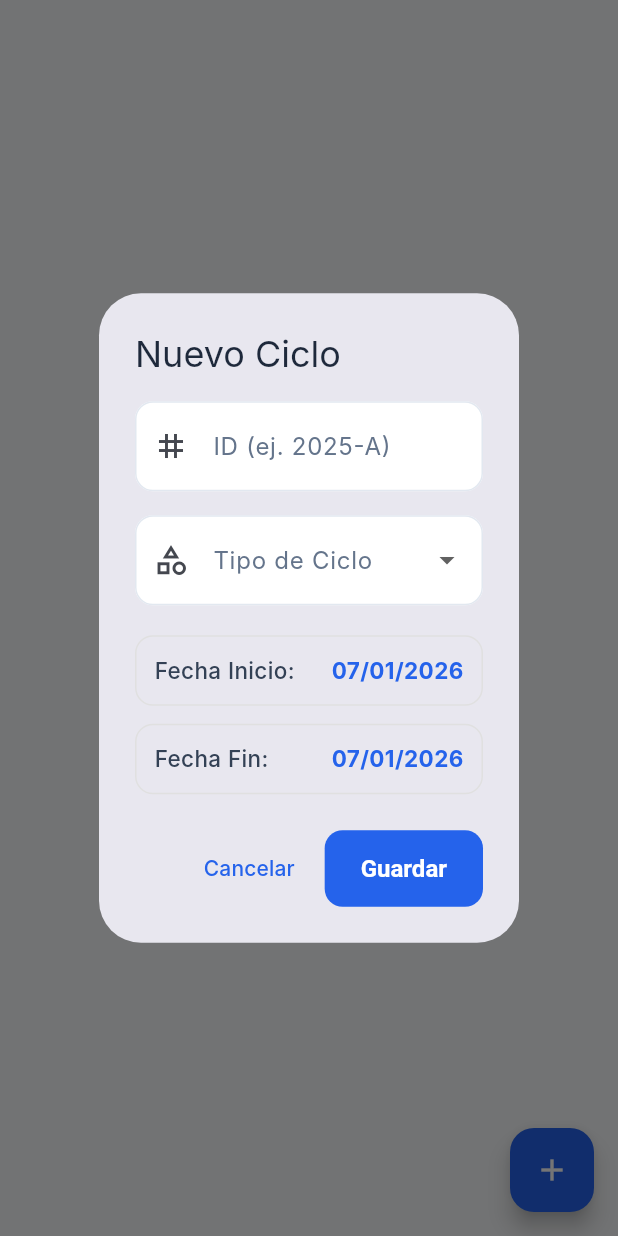
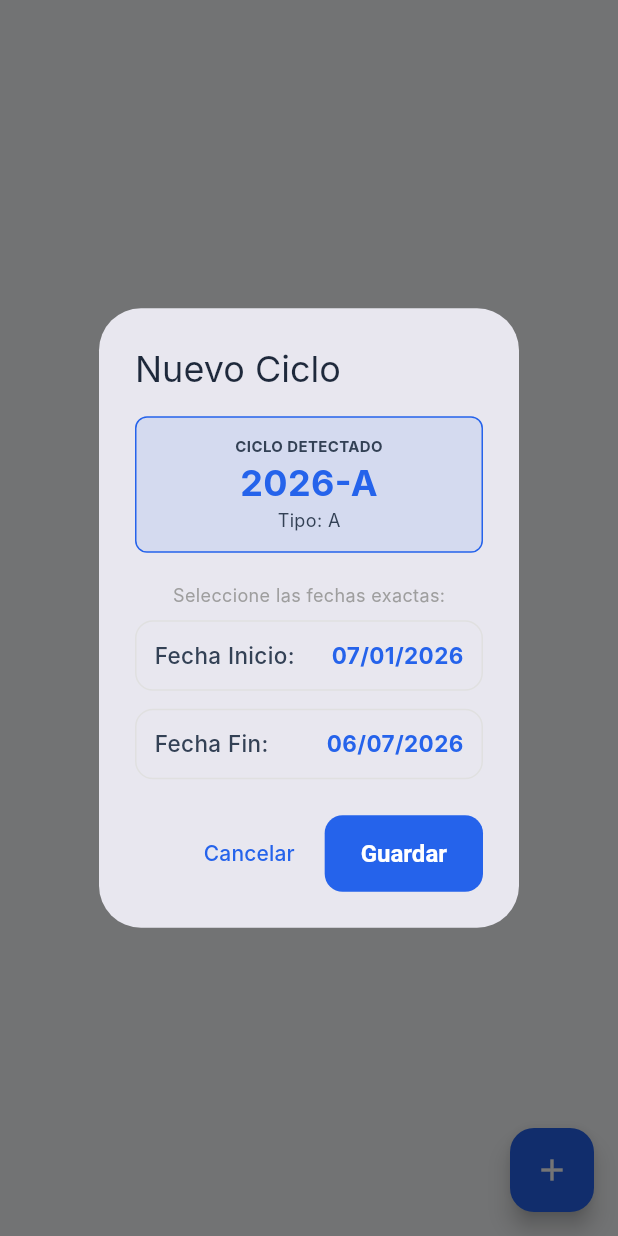
Before and after one commit to Angelgonzalez2004/asystem_cobacam, a Flutter app: the SchoolCycleManagementScreen screen opened directly, after a tap on the "add" icon, on a phone screen of 412 x 824 dp. Run offline on Flutter 3.47's test engine with Material 3 defaults, Android fonts, the phone set to English and light mode, and no system bars; our stand-ins replace connectivity_plus, device_info_plus, file_picker, firebase_auth, firebase_core, firebase_database and 7 more; missing offline and left inert: dart:html, excel, gal, mobile_scanner; accounts and stored records are empty; Roboto replaces fonts that are missing (Inter).

Commit message:
feat(cycles): automate school cycle naming (A/B/P) and improve student registration flow

```diff
--- a/lib/screens/dashboards/prefect/school_cycle_management_screen.dart
+++ b/lib/screens/dashboards/prefect/school_cycle_management_screen.dart
@@ -241,41 +241,88 @@ class _SchoolCycleManagementScreenState
   }
 
   void _showSchoolCycleDialog({SchoolCycle? cycle}) {
-    final idController = TextEditingController(text: cycle?.id ?? '');
-    String? selectedType = cycle?.type;
     DateTime startDate = cycle?.startDate ?? DateTime.now();
-    DateTime endDate = cycle?.endDate ?? DateTime.now();
+    DateTime endDate = cycle?.endDate ?? DateTime.now().add(const Duration(days: 180));
 
     showDialog(
       context: context,
       builder: (context) {
         return StatefulBuilder(
           builder: (context, setState) {
+            // Lógica automática de nomenclatura
+            String generatedType = '';
+            String generatedId = '';
+
+            final month = startDate.month;
+            final year = startDate.year;
+
+            if (month == 8) {
+              generatedType = 'Propedéutico';
+              generatedId = '$year-P';
+            } else if (month >= 9 || month == 1) {
+              // Septiembre a Diciembre (y Enero a veces por retrasos) es B
+              // Ajuste: Generalmente B inicia en Sept. Si inicia en Enero es raro, pero asumimos A.
+              // Regla estricta basada en solicitud:
+              // B: "mediados a principios de septiembre"
+              // A: "mediados de febrero"
+
+              if (month >= 8) { // Agosto tardío o Sept en adelante
+                 generatedType = 'B';
+                 generatedId = '$year-B';
+                 if (month == 8) { // Si es Agosto, prioridad P, pero si ya pasó propedéutico...
+                    // La regla del usuario dice: Agosto = P. Sept = B. Feb = A.
+                    // Respetemos estrictamente el mes de inicio.
+                    generatedType = 'Propedéutico';
+                    generatedId = '$year-P';
+                 }
+              }
+            }
+
+            // Simplificación robusta según instrucciones:
+            if (month == 8) {
+               generatedType = 'Propedéutico';
+               generatedId = '$year-P';
+            } else if (month >= 9) {
+               generatedType = 'B';
+               generatedId = '$year-B';
+            } else {
+               // Enero a Julio -> A
+               generatedType = 'A';
+               generatedId = '$year-A';
+            }
+
             return AlertDialog(
               title: Text(cycle == null ? 'Nuevo Ciclo' : 'Editar Ciclo'),
               content: SingleChildScrollView(
                 child: Column(
                   mainAxisSize: MainAxisSize.min,
                   children: [
-                    TextField(
-                      controller: idController,
-                      decoration: const InputDecoration(
-                          labelText: 'ID (ej. 2025-A)',
-                          prefixIcon: Icon(Icons.tag)),
+                    Container(
+                      padding: const EdgeInsets.all(12),
+                      width: double.infinity,
+                      decoration: BoxDecoration(
+                        color: Theme.of(context).primaryColor.withOpacity(0.1),
+                        borderRadius: BorderRadius.circular(8),
+                        border: Border.all(color: Theme.of(context).primaryColor),
                       ),
-                    const SizedBox(height: 16),
-                    DropdownButtonFormField<String>(
-                      initialValue: selectedType,
-                      decoration: const InputDecoration(
-                          labelText: 'Tipo de Ciclo',
-                          prefixIcon: Icon(Icons.category_outlined)),
-                      items: ['A', 'B', 'Propedéutico']
-                          .map(
-                              (l) => DropdownMenuItem(value: l, child: Text(l)))
-                          .toList(),
-                      onChanged: (v) => setState(() => selectedType = v),
+                      child: Column(
+                        children: [
+                          const Text('CICLO DETECTADO', style: TextStyle(fontSize: 10, fontWeight: FontWeight.bold)),
+                          Text(
+                            generatedId,
+                            style: TextStyle(
+                              fontSize: 24,
+                              fontWeight: FontWeight.bold,
+                              color: Theme.of(context).primaryColor
+                            ),
+                          ),
+                          Text('Tipo: $generatedType', style: const TextStyle(fontSize: 12)),
+                        ],
+                      ),
                     ),
                     const SizedBox(height: 20),
+                    const Text('Seleccione las fechas exactas:', style: TextStyle(fontSize: 12, color: Colors.grey)),
+                    const SizedBox(height: 8),
                     _buildDatePickerTile('Inicio', startDate,
                         (d) => setState(() => startDate = d)),
                     const SizedBox(height: 12),
@@ -290,25 +337,43 @@ class _SchoolCycleManagementScreenState
                     child: const Text('Cancelar')),
                 ElevatedButton(
                   onPressed: () {
-                    if (idController.text.isNotEmpty && selectedType != null) {
                     final newCycle = SchoolCycle(
-                          id: idController.text,
-                          type: selectedType!,
+                        id: generatedId,
+                        type: generatedType,
                         startDate: startDate,
                         endDate: endDate);
+
                     if (cycle == null) {
                       _createSchoolCycle(newCycle);
                     } else {
+                      // Si editamos fechas, puede cambiar el ID, lo cual en Firebase es borrar y crear uno nuevo
+                      // o simplemente actualizar campos. Como el ID es la key, si cambia el ID hay que migrar.
+                      // Para simplificar: Si cambia el ID (fechas drásticas), creamos uno nuevo y borramos el viejo.
+                      // Pero ciclos activos con datos hijos (grupos) no deberían cambiar de ID.
+                      // Asumiremos actualización segura.
+                      if (cycle.id != generatedId) {
+                         // Cambio de ID complejo. Mejor avisar o bloquear.
+                         // O simplemente permitir crear nuevo.
+                         // Dado que es "Editar", actualizaremos las fechas pero MANTENEMOS el ID original
+                         // para no romper integridad referencial, A MENOS que sea un ciclo nuevo sin datos.
+                         // Pero el usuario pidió automatización.
+                         // Vamos a asumir que si editan, quieren corregir.
+                         // Actualizaremos el objeto pero usando la referencia vieja si es solo update de fechas.
+                         // Pero el ID DEBE coincidir con la fecha.
+                         // Estrategia: Guardar con el ID generado.
+                         if (cycle.id != generatedId) {
+                            _deleteSchoolCycle(cycle.id); // Borrar viejo (Cuidado con datos hijos)
+                            _createSchoolCycle(newCycle); // Crear nuevo
+                         } else {
                             _updateSchoolCycle(newCycle);
+                         }
+                    } else {
+                        _updateSchoolCycle(newCycle);
+                    }
                     }
                     Navigator.pop(context);
                     UiHelpers.showSnackBar(
-                          context, 'Guardado correctamente.');
-                    } else {
-                      UiHelpers.showSnackBar(
-                          context, 'Completa todos los campos.',
-                          isError: true);
-                    }
+                        context, 'Ciclo $generatedId guardado.');
                   },
                   child: const Text('Guardar'),
                 ),
```
Also changed, not shown: lib/screens/dashboards/prefect/student_form_screen.dart (+66 -33 lines), 1 other file. Lines whose indentation alone changed are shown as unchanged.
